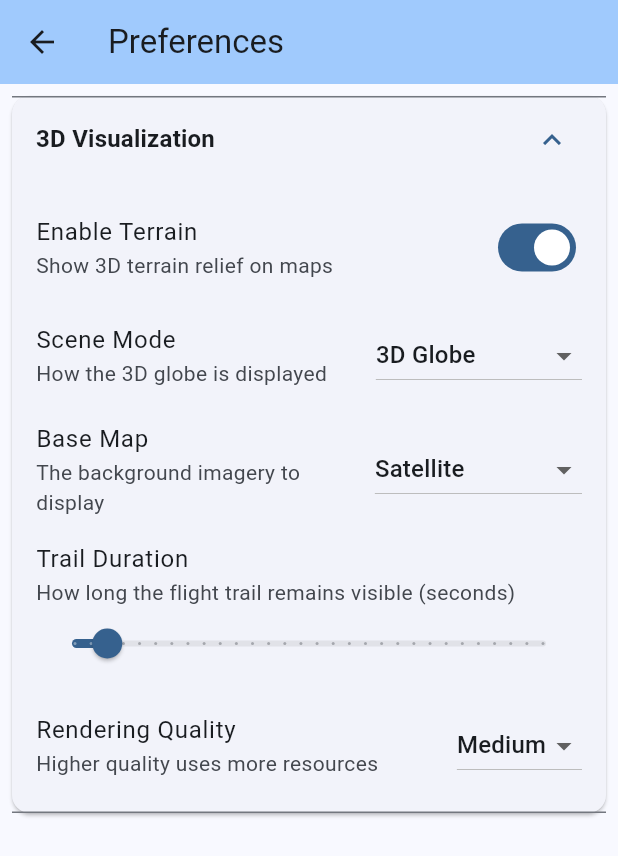
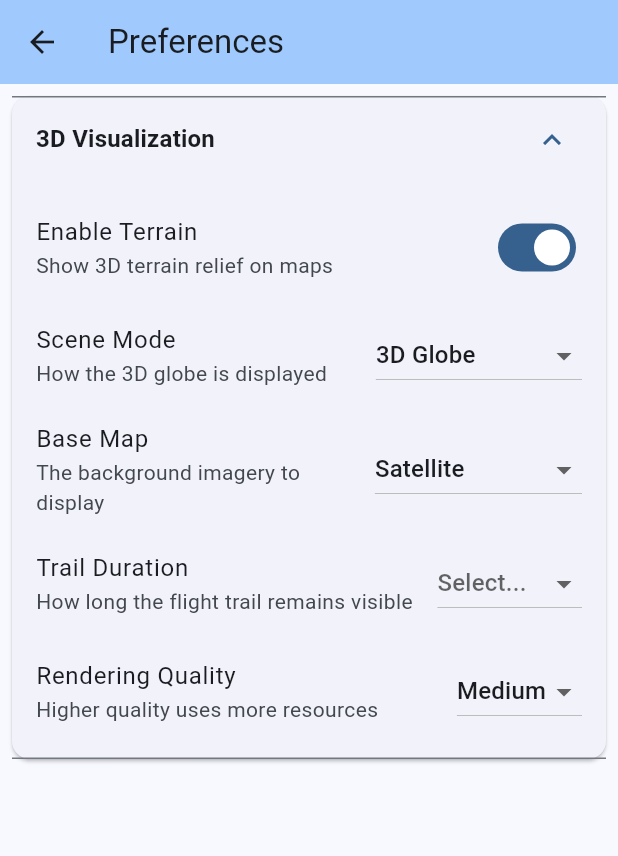
Before and after one commit to Kevin-McIsaac/the_paragliding_app, a Flutter app: the PreferencesScreen screen opened directly, on a phone screen of 412 x 824 dp. Shown: the top 856 px of the screen. Run offline on Flutter 3.47's test engine with Material 3 defaults, Android fonts, the phone set to English and light mode, and no system bars; our stand-ins replace connectivity_plus, file_picker, fl_chart, flutter_map, latlong2, logger and 4 more; missing offline and left inert: flutter_inappwebview, flutter_map_dragmarker, receive_sharing_intent; accounts and stored records are empty.

Commit message:
Replace trail duration slider with dropdown
- Replaced slider with dropdown containing 1-5 minute preset options
- Fixes popup message issue when adjusting trail duration
- Follows existing dropdown patterns in preferences screen
- Values: 60, 120, 180, 240, 300 seconds (1-5 minutes)

Resolves #112

Co-authored-by: Fractal Feelings <Kevin-McIsaac@users.noreply.github.com>

```diff
--- a/free_flight_log_app/lib/presentation/screens/preferences_screen.dart
+++ b/free_flight_log_app/lib/presentation/screens/preferences_screen.dart
@@ -280,19 +280,24 @@ class _PreferencesScreenState extends State<PreferencesScreen> {
                     }
                   },
                 ),
-                _buildSliderRow(
+                _buildDropdownRow<int>(
                   'Trail Duration',
-                  'How long the flight trail remains visible (seconds)',
-                  _cesiumTrailDuration?.toDouble(),
-                  10.0,
-                  300.0,
-                  29,
-                  (value) => '${value.round()}s',
+                  'How long the flight trail remains visible',
+                  _cesiumTrailDuration,
+                  [
+                    const DropdownMenuItem(value: 60, child: Text('1 minute')),
+                    const DropdownMenuItem(value: 120, child: Text('2 minutes')),
+                    const DropdownMenuItem(value: 180, child: Text('3 minutes')),
+                    const DropdownMenuItem(value: 240, child: Text('4 minutes')),
+                    const DropdownMenuItem(value: 300, child: Text('5 minutes')),
+                  ],
                   (value) {
-                    setState(() {
-                      _cesiumTrailDuration = value.round();
-                    });
-                    _savePreference('trail duration', value.round(), PreferencesHelper.setCesiumTrailDuration);
+                    if (value != null) {
+                      setState(() {
+                        _cesiumTrailDuration = value;
+                      });
+                      _savePreference('trail duration', value, PreferencesHelper.setCesiumTrailDuration);
+                    }
                   },
                 ),
                 _buildDropdownRow<double>(
```
